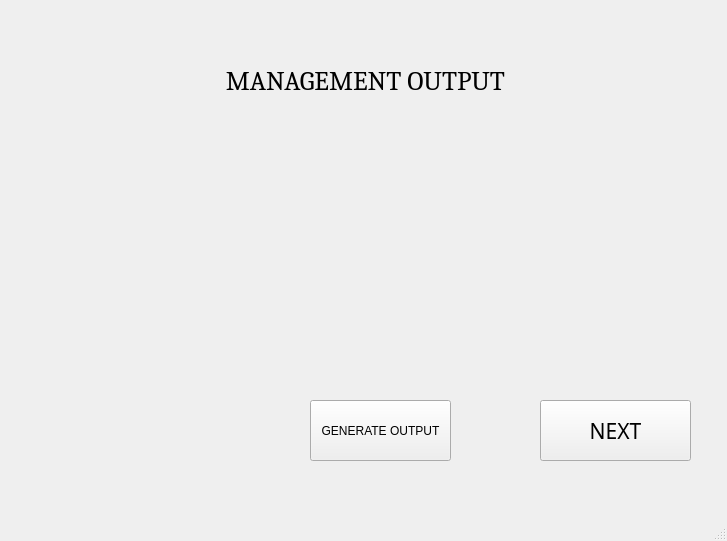
The window that ui_files/management_output_screen.ui (yorozuya-2003/institutional_benchmarking_model) describes before a commit, drawn with Qt 5.
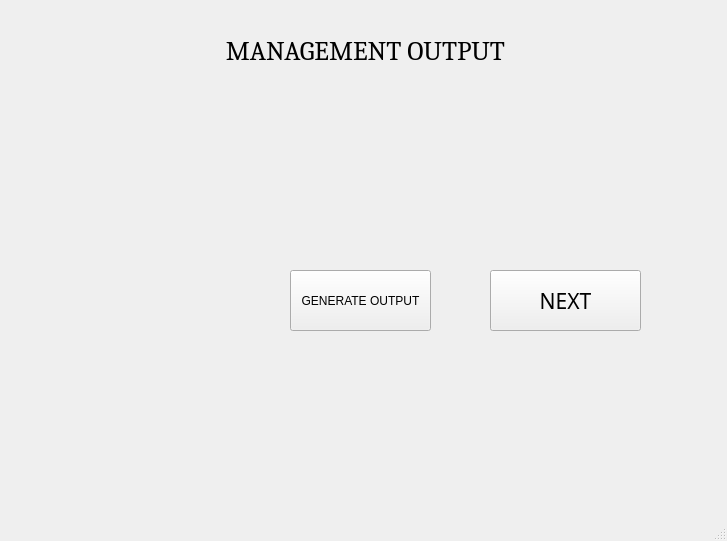
The same window after the commit.

```diff
--- a/ui_files/management_output_screen.ui
+++ b/ui_files/management_output_screen.ui
@@ -18,7 +18,7 @@
     <property name="geometry">
      <rect>
       <x>130</x>
-      <y>60</y>
+      <y>30</y>
       <width>471</width>
       <height>41</height>
      </rect>
@@ -39,8 +39,8 @@
    <widget class="QPushButton" name="nextButton">
     <property name="geometry">
      <rect>
-      <x>540</x>
-      <y>400</y>
+      <x>490</x>
+      <y>270</y>
       <width>151</width>
       <height>61</height>
      </rect>
@@ -59,7 +59,7 @@
     <property name="geometry">
      <rect>
       <x>10</x>
-      <y>130</y>
+      <y>70</y>
       <width>711</width>
       <height>191</height>
      </rect>
@@ -80,8 +80,8 @@
    <widget class="QPushButton" name="pushButton">
     <property name="geometry">
      <rect>
-      <x>310</x>
-      <y>400</y>
+      <x>290</x>
+      <y>270</y>
       <width>141</width>
       <height>61</height>
      </rect>
```
Left out of the diff: 2 changed lines with no effect on the pictures.
